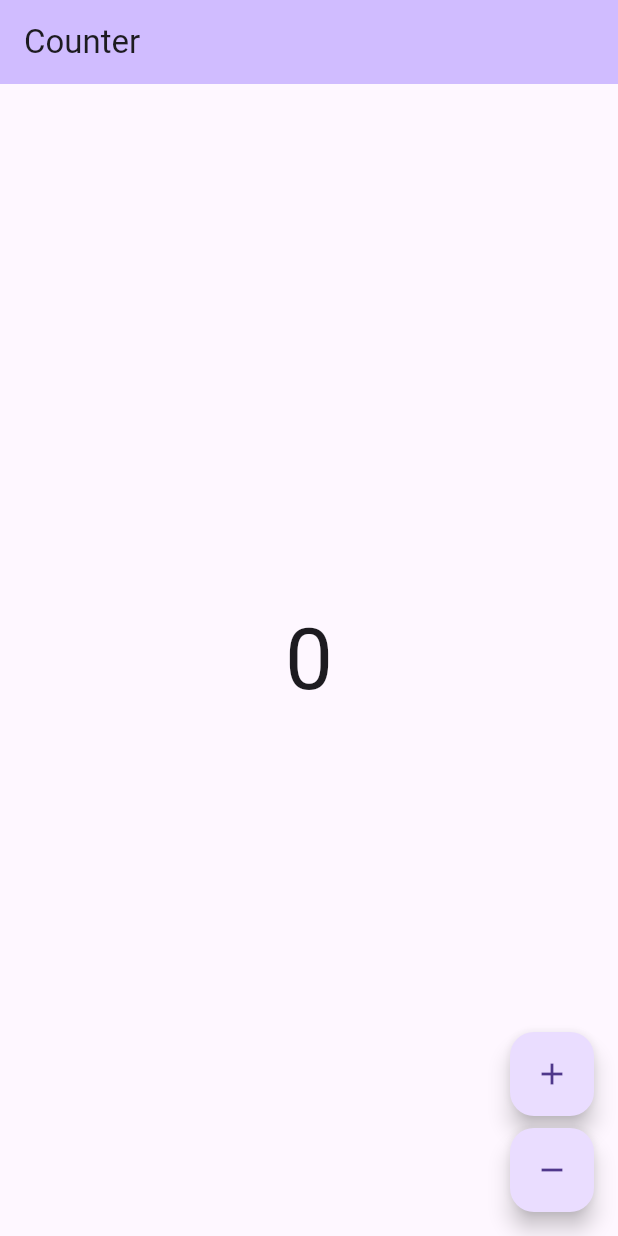
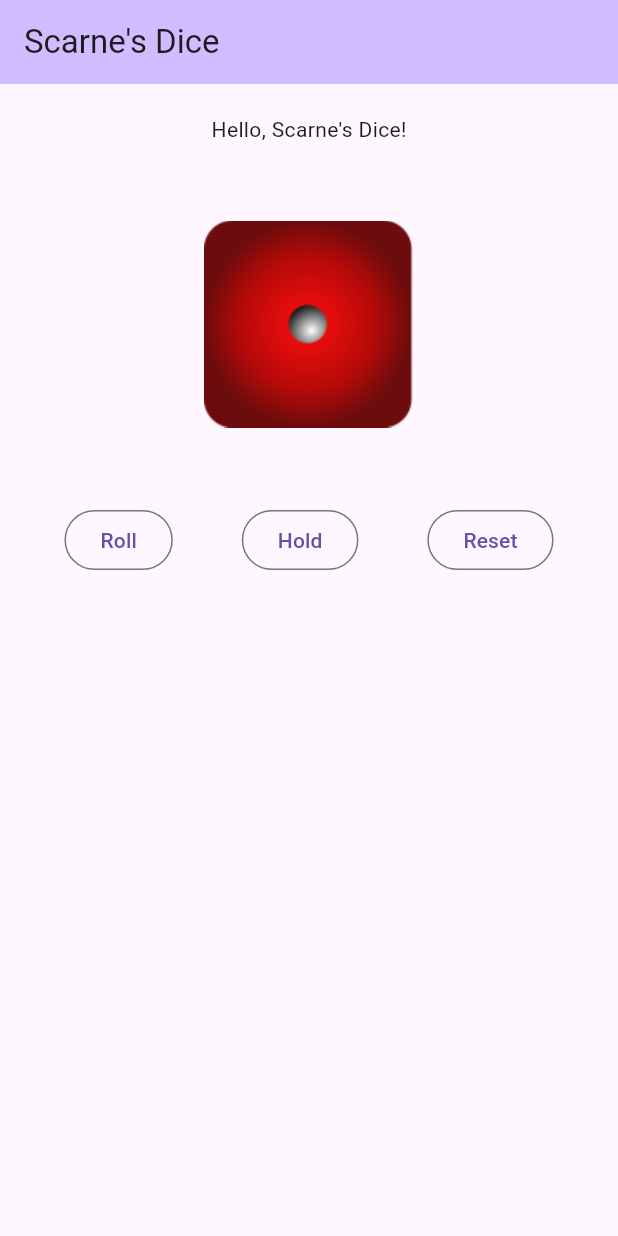
Before and after one commit to DhruvamSharma/ScarnesDice, a Flutter app: the screen it shows after launch, on a phone screen of 412 x 824 dp. Run offline on Flutter 3.47's test engine with Material 3 defaults, Android fonts, the light colour scheme and no system bars; our stand-ins replace bloc, flutter_bloc; generated files the repository leaves out were written again.

Commit message:
added code for milestone 1

```diff
--- a/lib/app/view/app.dart
+++ b/lib/app/view/app.dart
@@ -1,5 +1,6 @@
 import 'package:flutter/material.dart';
 import 'package:scarnes_dice_starter/counter/counter.dart';
+import 'package:scarnes_dice_starter/game/view/game_page.dart';
 import 'package:scarnes_dice_starter/l10n/l10n.dart';
 
 class App extends StatelessWidget {
@@ -16,7 +17,7 @@ class App extends StatelessWidget {
       ),
       localizationsDelegates: AppLocalizations.localizationsDelegates,
       supportedLocales: AppLocalizations.supportedLocales,
-      home: const CounterPage(),
+      home: const GamePage(),
     );
   }
 }
--- /dev/null
+++ b/lib/game/view/game_page.dart
@@ -0,0 +1,68 @@
+import 'package:flutter/material.dart';
+import 'package:scarnes_dice_starter/l10n/l10n.dart';
+
+class GamePage extends StatelessWidget {
+  const GamePage({super.key});
+
+  @override
+  Widget build(BuildContext context) {
+    final l10n = context.l10n;
+    return Scaffold(
+      appBar: AppBar(
+        title: Text(l10n.gameAppBarTitle),
+      ),
+      body: const Padding(
+        padding: EdgeInsets.all(20),
+        child: Column(
+          children: [
+            Text("Hello, Scarne's Dice!"),
+            SizedBox(height: 20),
+            _DiceRoll(),
+            SizedBox(height: 20),
+            _ActionButtonRow(),
+          ],
+        ),
+      ),
+    );
+  }
+}
+
+class _DiceRoll extends StatelessWidget {
+  const _DiceRoll();
+
+  @override
+  Widget build(BuildContext context) {
+    const diceAssetLocation = 'assets/dice1.png';
+    return SizedBox(
+      width: 200,
+      height: 200,
+      child: Image.asset(diceAssetLocation),
+    );
+  }
+}
+
+class _ActionButtonRow extends StatelessWidget {
+  const _ActionButtonRow();
+
+  @override
+  Widget build(BuildContext context) {
+    final l10n = context.l10n;
+    return Row(
+      mainAxisAlignment: MainAxisAlignment.spaceAround,
+      children: [
+        OutlinedButton(
+          onPressed: () {},
+          child: Text(l10n.rollButton),
+        ),
+        OutlinedButton(
+          onPressed: () {},
+          child: Text(l10n.holdButton),
+        ),
+        OutlinedButton(
+          onPressed: () {},
+          child: Text(l10n.resetButton),
+        ),
+      ],
+    );
+  }
+}
--- a/lib/l10n/arb/app_en.arb
+++ b/lib/l10n/arb/app_en.arb
@@ -3,5 +3,21 @@
     "counterAppBarTitle": "Counter",
     "@counterAppBarTitle": {
         "description": "Text shown in the AppBar of the Counter Page"
+    },
+    "gameAppBarTitle": "Scarne's Dice",
+    "@gameAppBarTitle": {
+        "description": "Text shown in the AppBar of the Game Page"
+    },
+    "rollButton": "Roll",
+    "@rollButton": {
+        "description": "Text shown on the Roll Button"
+    },
+    "resetButton": "Reset",
+    "@resetButton": {
+        "description": "Text shown on the Reset Button"
+    },
+    "holdButton": "Hold",
+    "@holdButton": {
+        "description": "Text shown on the Hold Button"
     }
 }
--- a/pubspec.yaml
+++ b/pubspec.yaml
@@ -25,3 +25,5 @@ dev_dependencies:
 flutter:
   uses-material-design: true
   generate: true
+  assets:
+    - assets/
```
Also changed, not shown: lib/l10n/arb/app_es.arb (+17 -0 lines), assets/dice1.png (added), assets/dice2.png (added), assets/dice3.png (added), assets/dice4.png (added), assets/dice5.png (added), assets/dice6.png (added), 4 other files.
